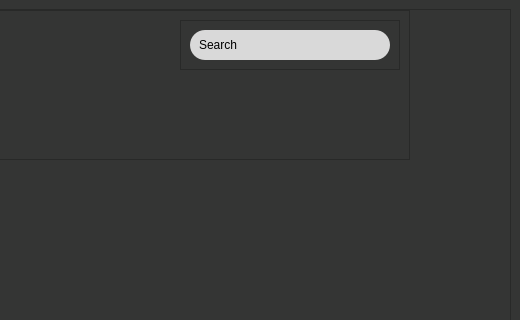
Qt form newSimpleAnalyze/screens/ui/Plugins.ui (Smidig-Leo/volatility3) before a commit; both pictures show x 588 to 1108 and y 0 to 320 of the 1108 by 712 pixel window.
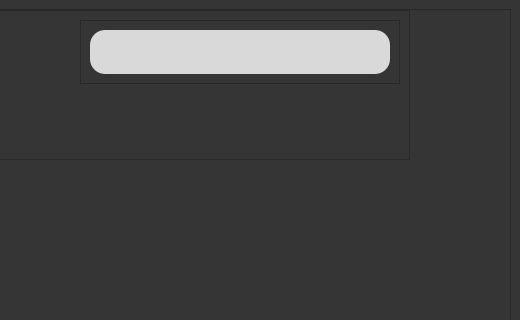
The same form after that commit.

Commit message: Search functionality implemented

```diff
--- a/newSimpleAnalyze/screens/ui/Plugins.ui
+++ b/newSimpleAnalyze/screens/ui/Plugins.ui
@@ -264,21 +264,29 @@
                </property>
                <property name="minimumSize">
                 <size>
-                 <width>200</width>
+      <width>300</width>
                  <height>30</height>
                 </size>
                </property>
                <property name="maximumSize">
                 <size>
-                 <width>200</width>
-                 <height>30</height>
+      <width>300</width>
+      <height>50</height>
                 </size>
                </property>
                <property name="styleSheet">
-                <string notr="true">QFrame {
-    background-color: #D9D9D9;
-    border-radius: 15px;
-}
+    <string notr="true">
+      QFrame {
+        background-color: #D9D9D9;
+        border-radius: 15px;
+      }
+      QLineEdit {
+        background-color: transparent;
+        border: none;
+        padding: 5px;
+        color: black; /* Ensure text color is visible */
+        z-index: 1;  /* Ensure the text input is on top */
+      }
 </string>
                </property>
                <property name="frameShape">
@@ -287,14 +295,14 @@
                <property name="frameShadow">
                 <enum>QFrame::Raised</enum>
                </property>
-               <layout class="QGridLayout" name="gridLayout_6">
-                <property name="leftMargin">
-                 <number>9</number>
-                </property>
-                <item row="0" column="0">
-                 <widget class="QLabel" name="labelPluginSearchText">
-                  <property name="text">
-                   <string>Search</string>
+  <layout class="QHBoxLayout" name="horizontalLayout_6">
+    <item>
+      <widget class="QLineEdit" name="lineEditPluginSearch">
+        <property name="sizePolicy">
+          <sizepolicy hsizetype="Expanding" vsizetype="Fixed">
+            <horstretch>0</horstretch>
+            <verstretch>0</verstretch>
+          </sizepolicy>
                   </property>
                  </widget>
                 </item>
```
Left out of the diff: 1 changed line with no effect on the pictures. Lines whose indentation alone changed are shown as unchanged. The commit also changes 1 other file.
